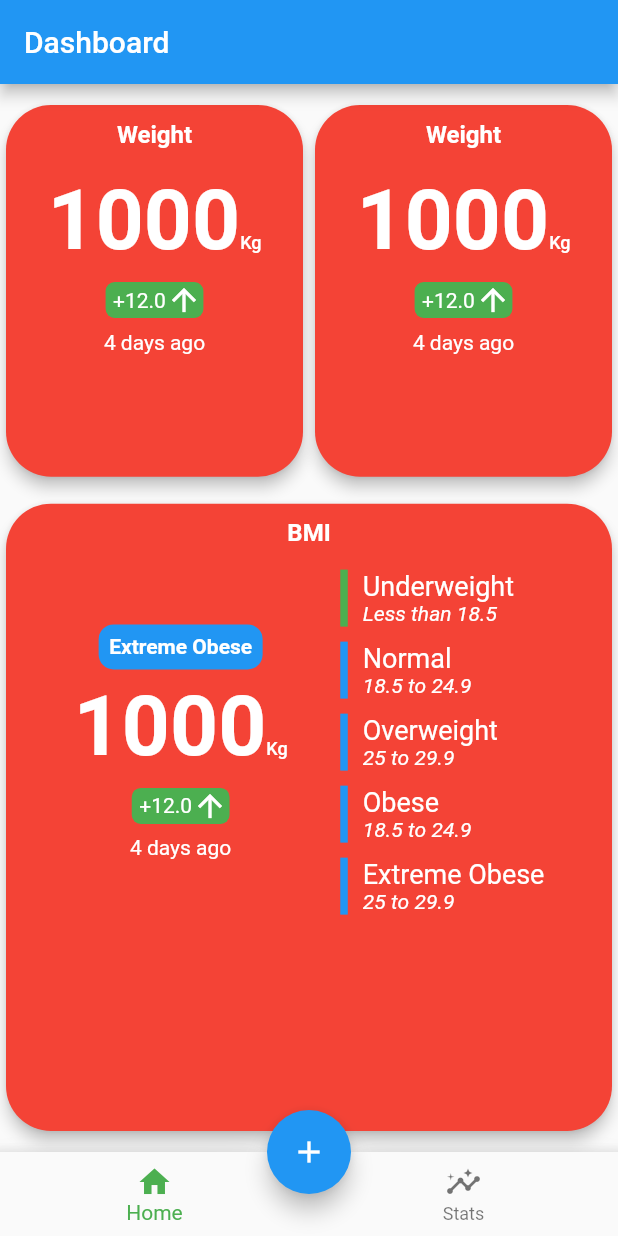
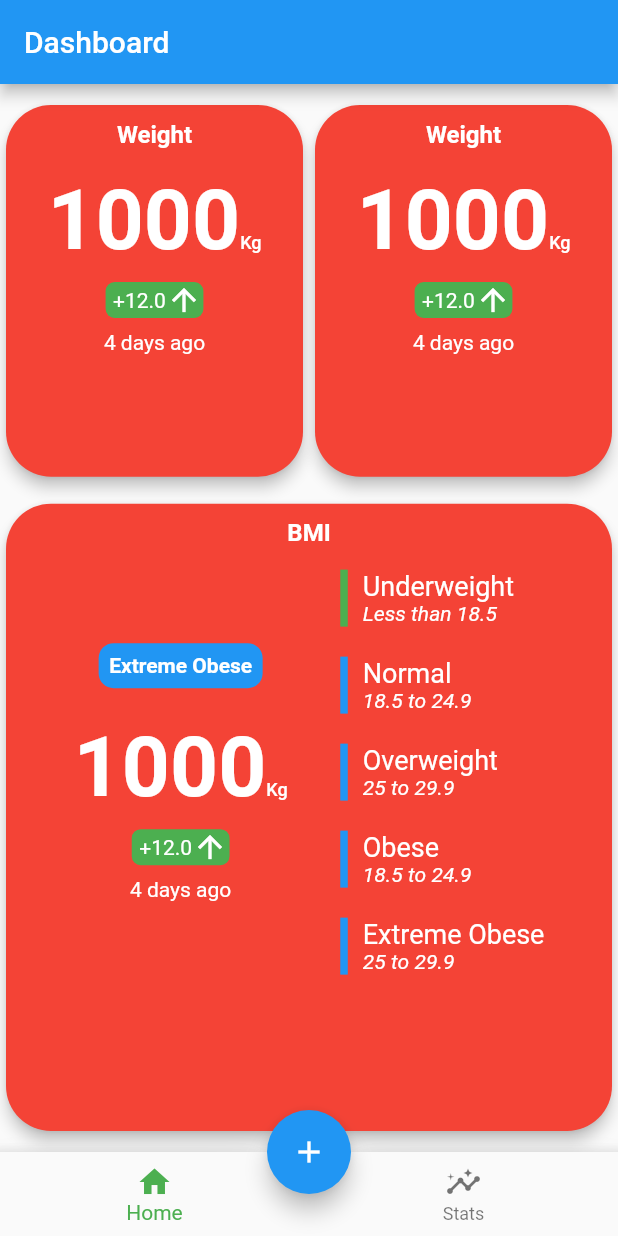
Before and after one commit to v4mpc/andromeda, a Flutter app: the screen it shows after launch, on a phone screen of 412 x 824 dp. Run offline on Flutter 3.47's test engine with Material 2 defaults, Android fonts, the phone set to English and light mode, and no system bars.

Commit message:
minor ui goodies

```diff
--- a/lib/views/componets/bmi_card.dart
+++ b/lib/views/componets/bmi_card.dart
@@ -11,6 +11,7 @@ class BmiCard extends StatelessWidget {
 
   @override
   Widget build(BuildContext context) {
+    const double horizontalSpace=20;
     return AndromedaCard(
       title: 'BMI',
       content: Row(
@@ -21,7 +22,7 @@ class BmiCard extends StatelessWidget {
             crossAxisAlignment: CrossAxisAlignment.center,
             children: [
               BmiLabel(color: Colors.blue, text: 'Extreme Obese'),
-              SizedBox(height: 5,),
+              SizedBox(height: horizontalSpace,),
               MetricsContainer(),
             ],
           ),
@@ -33,26 +34,26 @@ class BmiCard extends StatelessWidget {
                   title: 'Underweight',
                   subtitle: 'Less than 18.5'),
               const SizedBox(
-                height: 10,
+                height: horizontalSpace,
               ),
               _buildBmiRefs(context,
                   color: Colors.blue,
                   title: 'Normal',
                   subtitle: '18.5 to 24.9'),
               const SizedBox(
-                height: 10,
+                height: horizontalSpace,
               ),
               _buildBmiRefs(context,
                   color: Colors.blue,
                   title: 'Overweight',
                   subtitle: '25 to 29.9'),
               const SizedBox(
-                height: 10,
+                height: horizontalSpace,
               ),
               _buildBmiRefs(context,
                   color: Colors.blue, title: 'Obese', subtitle: '18.5 to 24.9'),
               const SizedBox(
-                height: 10,
+                height: horizontalSpace,
               ),
               _buildBmiRefs(context,
                   color: Colors.blue,
```
